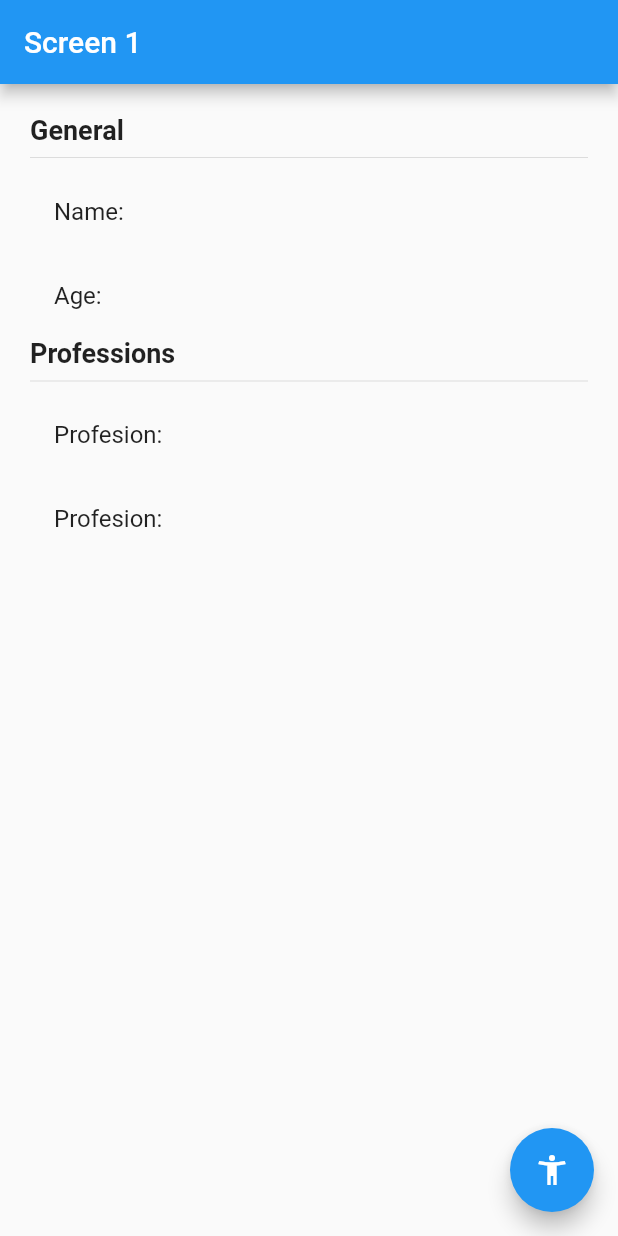
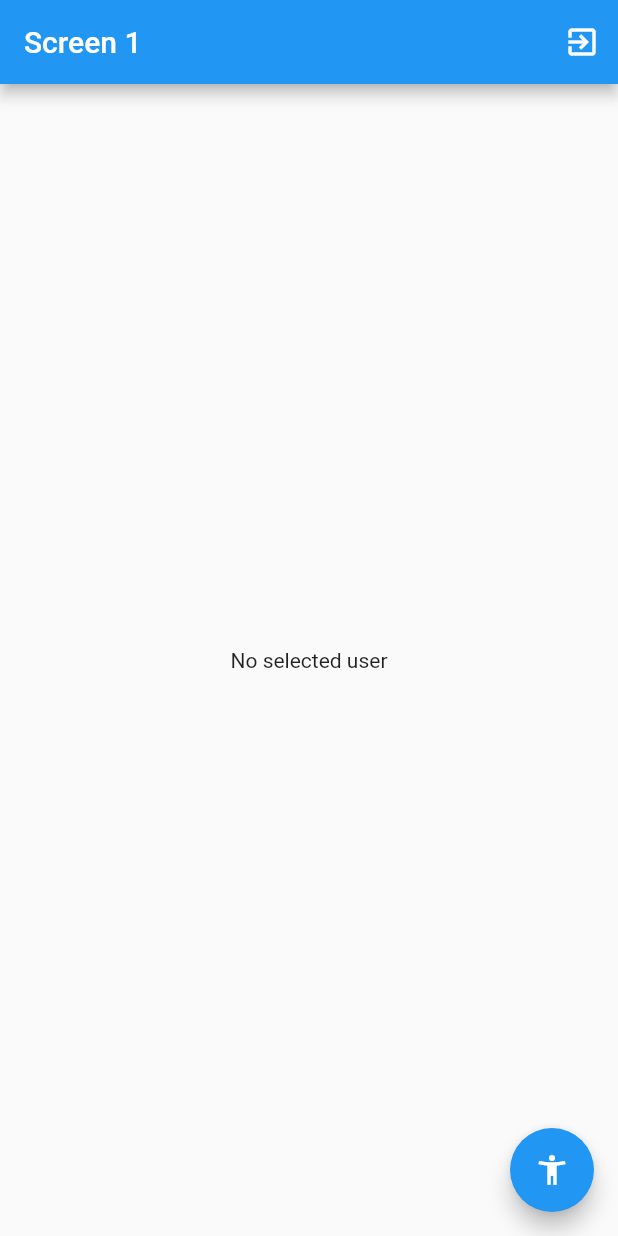
Before and after one commit to luismiguelduque/Flutter-state, a Flutter app: the screen it shows after launch, on a phone screen of 412 x 824 dp. Run offline on Flutter 3.47's test engine with Material 2 defaults, Android fonts, the phone set to English and light mode, and no system bars; our stand-ins replace flutter_bloc.

Commit message:
Cubit ready

```diff
--- /dev/null
+++ b/lib/bloc/user/user_cubit.dart
@@ -0,0 +1,41 @@
+import 'package:meta/meta.dart';
+
+import 'package:flutter_bloc/flutter_bloc.dart';
+
+import '../../models/user.dart';
+
+part 'user_state.dart';
+
+class UserCubit extends Cubit<UserState> {
+
+  UserCubit() : super(UserInitial());
+
+  void selectUser(User user){
+    emit(UserSelected(user));
+  }
+
+  void changeAge(int age){
+    final currentState = state;
+    if(currentState is UserSelected){
+      final newUser = currentState.user.copyWith(age: "27");
+      emit(UserSelected(newUser));
+    }
+  }
+
+  void addProfession(){
+    final currentState = state;
+    if(currentState is UserSelected){
+      final newProfessions = [
+        ...currentState.user.professions,
+        'Profession ${currentState.user.professions.length+1}'
+      ];
+      final newUser = currentState.user.copyWith(professions: newProfessions);
+      emit(UserSelected(newUser));
+    }
+  }
+
+  void deleteUser(){
+    emit(UserInitial());
+  }
+
+}
--- /dev/null
+++ b/lib/bloc/user/user_state.dart
@@ -0,0 +1,16 @@
+
+part of 'user_cubit.dart';
+
+@immutable
+abstract class UserState {}
+
+class UserInitial extends UserState {
+  final userExist = false;
+}
+
+class UserSelected extends UserState {
+  final userExist = true;
+  final User user;
+
+  UserSelected(this.user);
+}
--- a/lib/main.dart
+++ b/lib/main.dart
@@ -1,4 +1,6 @@
 import 'package:flutter/material.dart';
+import 'package:flutter_bloc/flutter_bloc.dart';
+import 'package:state_app/bloc/user/user_cubit.dart';
 
 import '../screens/screen1_screen.dart';
 import '../screens/screen2_screen.dart';
@@ -8,7 +10,11 @@
 class MyApp extends StatelessWidget {
   @override
   Widget build(BuildContext context) {
-    return MaterialApp(
+    return MultiBlocProvider(
+      providers: [
+        BlocProvider(create: (_) => UserCubit(),)
+      ],
+      child: MaterialApp(
         debugShowCheckedModeBanner: false,
         title: 'Material App',
         initialRoute: "screen1",
@@ -16,6 +22,7 @@
           'screen1': (_) => Screen1Screen(),
           'screen2': (_) => Screen2Screen(),
         },
+      ),
     );
   }
 }
--- a/lib/models/user.dart
+++ b/lib/models/user.dart
@@ -1,10 +1,8 @@
-
-
 class User {
 
-  String name;
-  String age;
-  List<String> professions;
+  final String name;
+  final String age;
+  final List<String> professions;
 
   User({
     required this.name,
@@ -12,4 +10,13 @@
     required this.professions
   });
 
+  User copyWith({
+    String? name,
+    String? age,
+    List<String>? professions,
+  }) => User(
+    name: name ?? this.name,
+    age: age ?? this.age,
+    professions: professions ?? this.professions
+  );
 }
--- a/lib/screens/screen1_screen.dart
+++ b/lib/screens/screen1_screen.dart
@@ -1,4 +1,9 @@
 import 'package:flutter/material.dart';
+
+import 'package:flutter_bloc/flutter_bloc.dart';
+
+import '../models/user.dart';
+import '../bloc/user/user_cubit.dart';
 
 
 class Screen1Screen extends StatelessWidget {
@@ -8,20 +13,56 @@
     return Scaffold(
       appBar: AppBar(
         title: Text("Screen 1"),
+        actions: [
+          IconButton(onPressed: ()=> context.read<UserCubit>().deleteUser(), icon: Icon(Icons.exit_to_app))
+        ],
       ),
-      body: UserInfo(),
-     floatingActionButton: FloatingActionButton(
-       onPressed: () => Navigator.pushNamed(context, "screen2"),
-       child: Icon(Icons.accessibility_new),
-     ),
+      body: BodyScaffold(),
+      floatingActionButton: FloatingActionButton(
+        onPressed: () => Navigator.pushNamed(context, "screen2"),
+        child: Icon(Icons.accessibility_new),
+      ),
    );
+  }
+}
+
+class BodyScaffold extends StatelessWidget {
+  const BodyScaffold({
+    Key? key,
+  }) : super(key: key);
+
+  @override
+  Widget build(BuildContext context) {
+    return BlocBuilder<UserCubit, UserState>(
+      builder: (_, state){
+        switch (state.runtimeType) {
+          case UserInitial:
+            return Center(child: Text("No selected user"),);
+          case UserSelected:
+            return UserInfo(user: (state as UserSelected).user,);
+          default:
+            return Container();
+        }
+        /*
+        if(state is UserInitial){
+          return Center(child: Text("No selected user"),);
+        } else if(state is UserSelected){
+          return UserInfo(user: state.user,);
+        }
+        return Container();
+        */
+      }
+    );
   }
 }
 
 class UserInfo extends StatelessWidget {
   const UserInfo({
+    required this.user,
     Key? key,
   }) : super(key: key);
+
+  final User user;
 
   @override
   Widget build(BuildContext context) {
@@ -35,19 +76,18 @@
           Text("General", style: TextStyle(fontSize: 18, fontWeight: FontWeight.bold),),
           Divider(),
           ListTile(
-            title: Text("Name: "),
+            title: Text("Name: ${user.name}"),
           ),
           ListTile(
-            title: Text("Age: "),
+            title: Text("Age: ${user.age}"),
           ),
           Text("Professions", style: TextStyle(fontSize: 18, fontWeight: FontWeight.bold),),
           Divider(),
-          ListTile(
-            title: Text("Profesion: "),
-          ),
-          ListTile(
-            title: Text("Profesion: "),
-          ),
+          ...user.professions.map((item) {
+            return ListTile(
+              title: Text("Profesion: $item"),
+            );
+          }).toList(),
         ],
       ),
     );
--- a/lib/screens/screen2_screen.dart
+++ b/lib/screens/screen2_screen.dart
@@ -1,10 +1,18 @@
 import 'package:flutter/material.dart';
+
+import 'package:flutter_bloc/flutter_bloc.dart';
+
+import '../models/user.dart';
+import '../bloc/user/user_cubit.dart';
 
 
 class Screen2Screen extends StatelessWidget {
 
   @override
   Widget build(BuildContext context) {
+
+    final userCubit = context.read<UserCubit>();
+
     return Scaffold(
       appBar: AppBar(
         title: Text("Screen 2"),
@@ -15,23 +23,29 @@
           children: [
             MaterialButton(
               color: Colors.blue,
-              onPressed: (){},
+              onPressed: (){
+                final newUser = new User(name: "John Doe", age: "34", professions: ["Engineer"]);
+                userCubit.selectUser(newUser);
+              },
               child: Text('Set user', style: TextStyle(color: Colors.white),),
             ),
             MaterialButton(
               color: Colors.blue,
-              onPressed: (){},
+              onPressed: (){
+                userCubit.changeAge(27);
+              },
               child: Text('Change age', style: TextStyle(color: Colors.white),),
             ),
             MaterialButton(
               color: Colors.blue,
-              onPressed: (){},
+              onPressed: (){
+                userCubit.addProfession();
+              },
               child: Text('Add profesion', style: TextStyle(color: Colors.white),),
             )
           ],
         ),
       ),
-
     );
   }
 }
--- a/pubspec.yaml
+++ b/pubspec.yaml
@@ -28,6 +28,7 @@
   # The following adds the Cupertino Icons font to your application.
   # Use with the CupertinoIcons class for iOS style icons.
   cupertino_icons: ^1.0.2
+  flutter_bloc: ^8.1.1
 
 dev_dependencies:
   flutter_test:
```
Also changed, not shown: pubspec.lock, 4 other files. Lines whose indentation alone changed are shown as unchanged.
